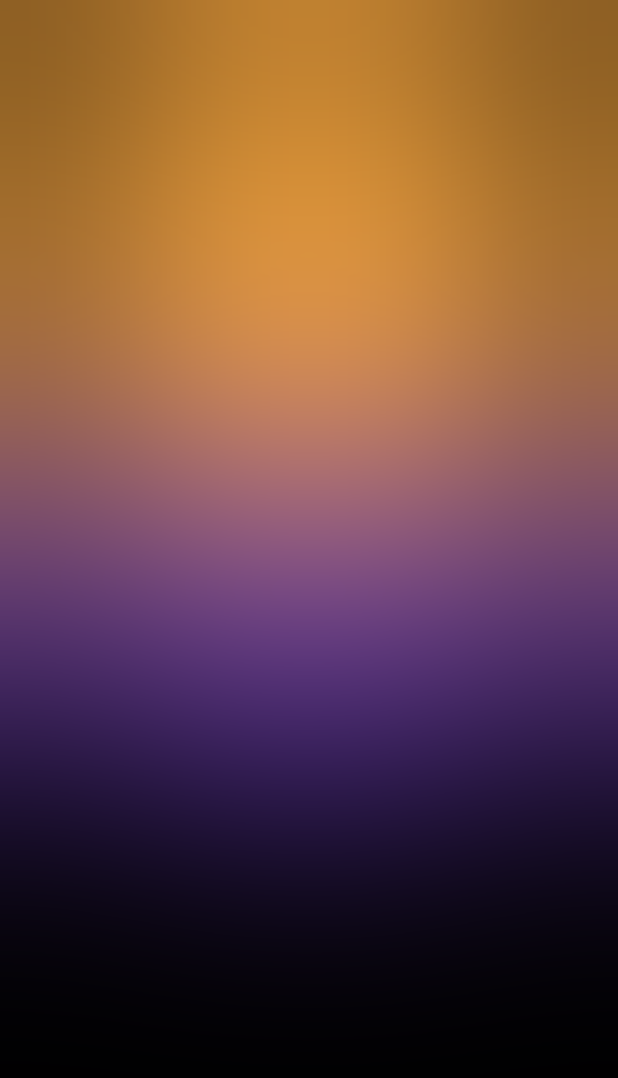
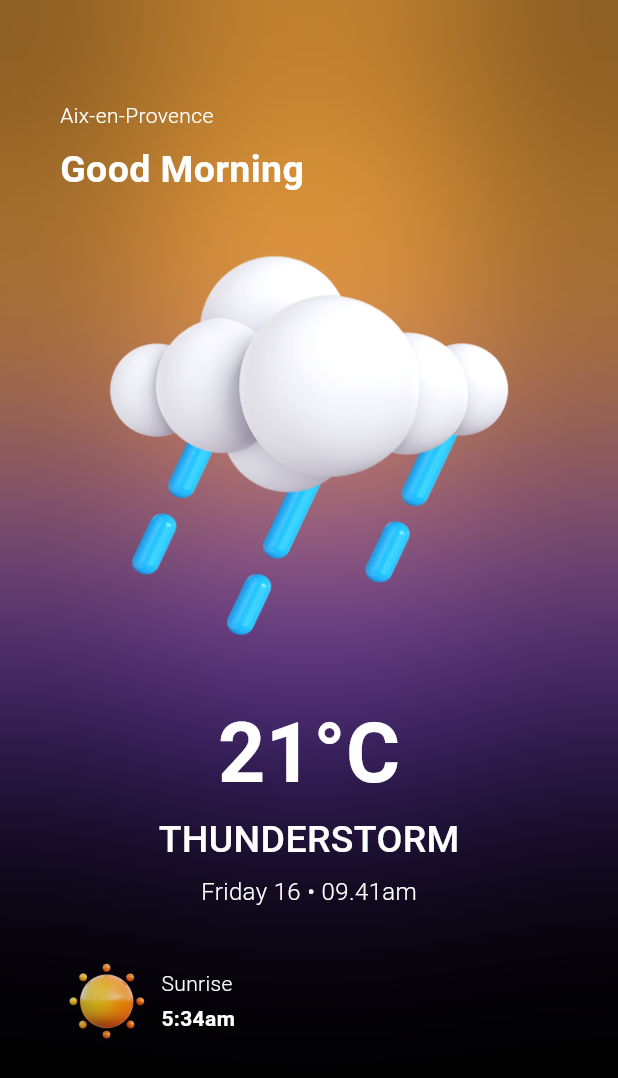
Before and after one commit to alexmortelsison/weather_app, a Flutter app: the screen it shows after launch, on a phone screen of 412 x 824 dp. Shown: the top 1078 px of the screen. Run offline on Flutter 3.47's test engine with Material 3 defaults, Android fonts, the phone set to English and light mode, and no system bars; our stand-ins replace bloc, equatable.

Commit message:
updated UI

```diff
--- a/lib/screens/home_screen.dart
+++ b/lib/screens/home_screen.dart
@@ -1,6 +1,9 @@
 import 'dart:ui';
 
+import 'package:flutter/cupertino.dart';
 import 'package:flutter/material.dart';
+import 'package:flutter/painting.dart';
+import 'package:flutter/rendering.dart';
 import 'package:flutter/services.dart';
 import 'package:flutter/widgets.dart';
 
@@ -64,7 +67,99 @@ class HomeScreen extends StatelessWidget {
                     color: Colors.transparent,
                   ),
                 ),
-              )
+              ),
+              SizedBox(
+                width: MediaQuery.of(context).size.width,
+                height: MediaQuery.of(context).size.height,
+                child: Column(
+                  crossAxisAlignment: CrossAxisAlignment.start,
+                  children: [
+                    const Text(
+                      'Aix-en-Provence',
+                      style: TextStyle(
+                        color: Colors.white,
+                        fontWeight: FontWeight.w300,
+                      ),
+                    ),
+                    const SizedBox(height: 8),
+                    const Text(
+                      'Good Morning',
+                      style: TextStyle(
+                        color: Colors.white,
+                        fontSize: 25,
+                        fontWeight: FontWeight.bold,
+                      ),
+                    ),
+                    Image.asset('assets/3.png'),
+                    const Center(
+                      child: Text(
+                        '21°C',
+                        style: TextStyle(
+                          color: Colors.white,
+                          fontSize: 55,
+                          fontWeight: FontWeight.w600,
+                        ),
+                      ),
+                    ),
+                    const Center(
+                      child: Text(
+                        'THUNDERSTORM',
+                        style: TextStyle(
+                          color: Colors.white,
+                          fontSize: 25,
+                          fontWeight: FontWeight.w500,
+                        ),
+                      ),
+                    ),
+                    const SizedBox(height: 5),
+                    const Center(
+                      child: Text(
+                        'Friday 16 • 09.41am',
+                        style: TextStyle(
+                          color: Colors.white,
+                          fontSize: 16,
+                          fontWeight: FontWeight.w300,
+                        ),
+                      ),
+                    ),
+                    const SizedBox(height: 30),
+                    Row(
+                      mainAxisAlignment: MainAxisAlignment.spaceBetween,
+                      children: [
+                        Row(
+                          children: [
+                            Image.asset(
+                              'assets/11.png',
+                              scale: 8,
+                            ),
+                            const SizedBox(width: 5),
+                            const Column(
+                              crossAxisAlignment: CrossAxisAlignment.start,
+                              children: [
+                                Text(
+                                  'Sunrise',
+                                  style: TextStyle(
+                                    color: Colors.white,
+                                    fontWeight: FontWeight.w300,
+                                  ),
+                                ),
+                                SizedBox(height: 3),
+                                Text(
+                                  '5:34am',
+                                  style: TextStyle(
+                                    color: Colors.white,
+                                    fontWeight: FontWeight.w700,
+                                  ),
+                                )
+                              ],
+                            )
+                          ],
+                        ),
+                      ],
+                    )
+                  ],
+                ),
+              ),
             ],
           ),
         ),
--- a/pubspec.yaml
+++ b/pubspec.yaml
@@ -66,9 +66,8 @@ flutter:
   uses-material-design: true
 
   # To add assets to your application, add an assets section, like this:
-  # assets:
-  #   - images/a_dot_burr.jpeg
-  #   - images/a_dot_ham.jpeg
+  assets:
+    - assets/
 
   # An image asset can refer to one or more resolution-specific "variants", see
   # https://flutter.dev/assets-and-images/#resolution-aware
```
